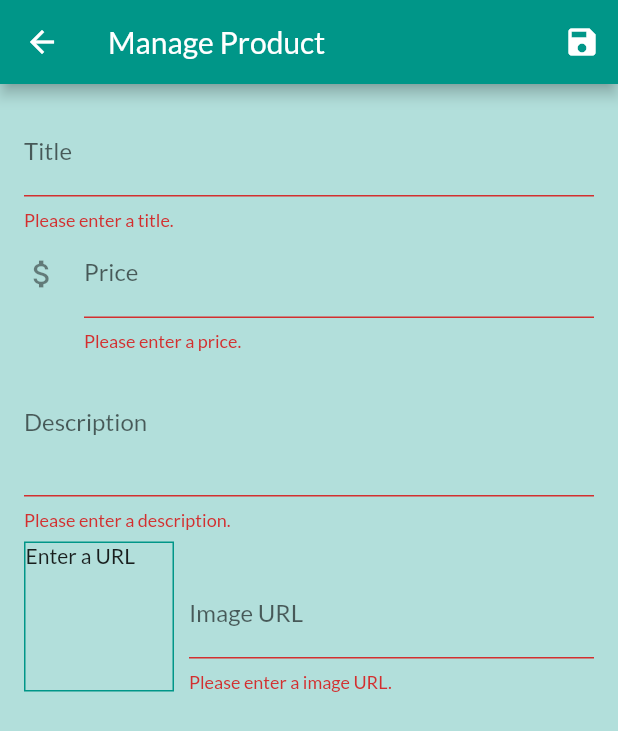
After one commit to Sanocki-dev/Flutter-Shop_App, a Flutter app: the ManageProductScreen screen opened by its route, after a tap on the "save" icon, on a phone screen of 412 x 824 dp. The commit adds this screen. Shown: the top 731 px of the screen. Run offline on Flutter 3.47's test engine with Material 2 defaults, Android fonts, the phone set to English and light mode, and no system bars; network calls fail.

Commit message:
Added Product functionality

```diff
--- a/lib/main.dart
+++ b/lib/main.dart
@@ -5,6 +5,8 @@ import 'package:provider/provider.dart';
 import './providers/cart.dart';
 import './providers/products.dart';
 import './providers/orders.dart';
+import './screens/user_products_screen.dart';
+import './screens/manage_product_screen.dart';
 import './screens/cart_screen.dart';
 import './screens/orders_screen.dart';
 import './screens/product_detail_screen.dart';
@@ -51,6 +53,8 @@ class MyApp extends StatelessWidget {
           ProductDetailScreen.routeName: (ctx) => ProductDetailScreen(),
           CartScreen.routeName: (ctx) => CartScreen(),
           OrdersScreen.routeName: (ctx) => OrdersScreen(),
+          UserProductsScreen.routeName: (ctx) => UserProductsScreen(),
+          ManageProductScreen.routeName: (ctx) => ManageProductScreen(),
         },
       ),
     );
--- a/lib/providers/products.dart
+++ b/lib/providers/products.dart
@@ -41,8 +41,6 @@ class Products with ChangeNotifier {
     ),
   ];
 
-  // var _showFavoritesOnly = false;
-
   // Returns a copy of the items list so changes made to the list are only done in this file
   // to make the notifications possible
   List<Product> get items {
@@ -57,19 +55,32 @@ class Products with ChangeNotifier {
     return _items.where((element) => element.isFavorite).toList();
   }
 
-  // void showFavoritesOnly() {
-  //   _showFavoritesOnly = true;
-  //   notifyListeners();
-  // }
+  // Method to add items to the list
+  void addProduct(Product product) {
+    final newProduct = Product(
+        id: DateTime.now().toString(),
+        title: product.title,
+        description: product.description,
+        price: product.price,
+        imageUrl: product.imageUrl);
 
-  // void showAll() {
-  //   _showFavoritesOnly = false;
-  //   notifyListeners();
-  // }
+    _items.add(newProduct);
+    notifyListeners();
+  }
 
   // Method to add items to the list
-  void addProduct(value) {
-    // _items.add(value);
+  void updateProduct(String id, Product product) {
+    final productIndex = _items.indexWhere((element) => element.id == id);
+
+    if (productIndex >= 0) {
+      _items[productIndex] = product;
+      notifyListeners();
+    }
+  }
+
+  void deleteProduct(String id) {
+    _items.removeWhere((element) => element.id == id);
+
     notifyListeners();
   }
 
--- /dev/null
+++ b/lib/screens/manage_product_screen.dart
@@ -0,0 +1,265 @@
+import 'package:flutter/material.dart';
+import 'package:provider/provider.dart';
+
+// Local
+import '../providers/products.dart';
+import '../providers/product.dart';
+
+class ManageProductScreen extends StatefulWidget {
+  static const routeName = '/mangage-products';
+
+  const ManageProductScreen({Key? key}) : super(key: key);
+
+  @override
+  _ManageProductScreenState createState() => _ManageProductScreenState();
+}
+
+class _ManageProductScreenState extends State<ManageProductScreen> {
+  final _imageController = TextEditingController();
+  final _imageFocusNode = FocusNode();
+  final _form = GlobalKey<FormState>();
+  // ignore: prefer_final_fields
+  var _managedProduct = Product(
+    id: '',
+    title: '',
+    description: '',
+    price: 0,
+    imageUrl: '',
+  );
+  var _isInit = true;
+  var _initValues = {
+    'title': '',
+    'description': '',
+    'price': '',
+    'imageUrl': '',
+  };
+
+  @override
+  void initState() {
+    _imageFocusNode.addListener(_updateImageURL);
+    super.initState();
+  }
+
+  // Runs right before build is executed
+  @override
+  void didChangeDependencies() {
+    // Checks if this is the first build of the page
+    if (_isInit) {
+      var ctx = ModalRoute.of(context)?.settings.arguments;
+      // If it is checks to see if it has a id argument
+      if (ctx != null) {
+        final String productId = ctx as String;
+        _managedProduct =
+            Provider.of<Products>(context, listen: false).findById(productId);
+        _initValues = {
+          'title': _managedProduct.title,
+          'description': _managedProduct.description,
+          'price': _managedProduct.price.toString(),
+          // 'imageUrl': _managedProduct.imageUrl,
+          'imageUrl': '',
+        };
+        _imageController.text = _managedProduct.imageUrl;
+      }
+    }
+
+    // Makes sure this only runs once
+    _isInit = false;
+    super.didChangeDependencies();
+  }
+
+  // Clears data to not cause memory leaks
+  @override
+  void dispose() {
+    _imageFocusNode.removeListener(_updateImageURL);
+    _imageController.dispose();
+    _imageFocusNode.dispose();
+    super.dispose();
+  }
+
+  void _updateImageURL() {
+    if (!_imageFocusNode.hasFocus) {
+      if ((!_imageController.text.startsWith('http') &&
+              !_imageController.text.startsWith('https')) ||
+          (!_imageController.text.endsWith('.png') &&
+              !_imageController.text.endsWith('.jpg') &&
+              !_imageController.text.endsWith('.jpeg'))) {
+        return;
+      }
+      setState(() {});
+    }
+  }
+
+  void _saveForm() {
+    final isValid = _form.currentState!.validate();
+    if (!isValid) {
+      return;
+    }
+    _form.currentState!.save();
+
+    if (_managedProduct.id == '') {
+      Provider.of<Products>(context, listen: false).addProduct(_managedProduct);
+    } else {
+      Provider.of<Products>(context, listen: false)
+          .updateProduct(_managedProduct.id, _managedProduct);
+    }
+    Navigator.of(context).pop();
+  }
+
+  @override
+  Widget build(BuildContext context) {
+    return Scaffold(
+      appBar: AppBar(
+        title: Text('Manage Product'),
+        actions: [
+          IconButton(
+            onPressed: _saveForm,
+            icon: Icon(Icons.save),
+          ),
+        ],
+      ),
+      body: Form(
+        key: _form,
+        child: ListView(
+          padding: EdgeInsets.all(16.0),
+          children: [
+            TextFormField(
+              initialValue: _initValues['title'],
+              decoration: InputDecoration(labelText: 'Title'),
+              textInputAction: TextInputAction.next,
+              validator: (value) {
+                if (value!.isEmpty) return 'Please enter a title.';
+                return null; // No Error
+              },
+              onSaved: (value) {
+                // Creates a new product only updating the title field
+                _managedProduct = Product(
+                  id: _managedProduct.id,
+                  isFavorite: _managedProduct.isFavorite,
+                  title: value as String,
+                  description: _managedProduct.description,
+                  price: _managedProduct.price,
+                  imageUrl: _managedProduct.imageUrl,
+                );
+              },
+            ),
+            TextFormField(
+              initialValue: _initValues['price'],
+              decoration: InputDecoration(
+                labelText: 'Price',
+                icon: Icon(Icons.attach_money),
+              ),
+              textInputAction: TextInputAction.next,
+              keyboardType: TextInputType.number,
+              validator: (value) {
+                if (value!.isEmpty) {
+                  return 'Please enter a price.';
+                } else if (double.tryParse(value) == null) {
+                  return 'Please enter a valid number.';
+                } else if (double.parse(value) <= 0) {
+                  return 'Please enter a price greater than 0.';
+                }
+                return null; // No Error
+              },
+              onSaved: (value) {
+                // Creates a new product only updating the price field
+                _managedProduct = Product(
+                  id: _managedProduct.id,
+                  isFavorite: _managedProduct.isFavorite,
+                  title: _managedProduct.title,
+                  description: _managedProduct.description,
+                  price: double.parse(value as String),
+                  imageUrl: _managedProduct.imageUrl,
+                );
+              },
+            ),
+            TextFormField(
+              initialValue: _initValues['description'],
+              decoration: InputDecoration(labelText: 'Description'),
+              keyboardType: TextInputType.multiline,
+              maxLines: 3,
+              validator: (value) {
+                if (value!.isEmpty) {
+                  return 'Please enter a description.';
+                } else if (value.length < 10) {
+                  return 'Should be at least 10 characters long.';
+                }
+
+                return null; // No Error
+              },
+              onSaved: (value) {
+                // Creates a new product only updating the description field
+                _managedProduct = Product(
+                  id: _managedProduct.id,
+                  isFavorite: _managedProduct.isFavorite,
+                  title: _managedProduct.title,
+                  description: value as String,
+                  price: _managedProduct.price,
+                  imageUrl: _managedProduct.imageUrl,
+                );
+              },
+            ),
+            Row(
+              crossAxisAlignment: CrossAxisAlignment.end,
+              children: [
+                Container(
+                  width: 100,
+                  height: 100,
+                  margin: EdgeInsets.only(top: 8.0, right: 10.0),
+                  decoration: BoxDecoration(
+                    border: Border.all(
+                      width: 1,
+                      color: Theme.of(context).colorScheme.primary,
+                    ),
+                  ),
+                  child: _imageController.text.isEmpty
+                      ? Text('Enter a URL')
+                      : FittedBox(child: Image.network(_imageController.text)),
+                ),
+                Expanded(
+                  child: TextFormField(
+                    decoration: InputDecoration(labelText: 'Image URL'),
+                    keyboardType: TextInputType.url,
+                    textInputAction: TextInputAction.done,
+                    controller: _imageController,
+                    focusNode: _imageFocusNode, // When this loses focus
+                    onEditingComplete: () {
+                      setState(() {});
+                    },
+                    onFieldSubmitted: (_) {
+                      _saveForm();
+                    },
+                    validator: (value) {
+                      if (value!.isEmpty) {
+                        return 'Please enter a image URL.';
+                      } else if (!value.startsWith('http') &&
+                          !value.startsWith('https')) {
+                        return 'Please enter a valid URL.';
+                      } else if (!value.endsWith('.png') &&
+                          !value.endsWith('.jpg') &&
+                          !value.endsWith('.jpeg')) {
+                        return 'Please enter a valid image URL.';
+                      }
+
+                      return null; // No Error
+                    },
+                    onSaved: (value) {
+                      // Creates a new product only updating the description field
+                      _managedProduct = Product(
+                        id: _managedProduct.id,
+                        isFavorite: _managedProduct.isFavorite,
+                        title: _managedProduct.title,
+                        description: _managedProduct.description,
+                        price: _managedProduct.price,
+                        imageUrl: value as String,
+                      );
+                    },
+                  ),
+                )
+              ],
+            ),
+          ],
+        ),
+      ),
+    );
+  }
+}
```
Also changed, not shown: lib/providers/cart.dart (+25 -4 lines), lib/screens/user_products_screen.dart (added, +48 -0 lines), lib/widgets/app_drawer.dart (+10 -0 lines), lib/widgets/cart_item.dart (+26 -1 lines), lib/widgets/product_item.dart (+17 -2 lines), lib/widgets/user_product_item.dart (added, +58 -0 lines).
